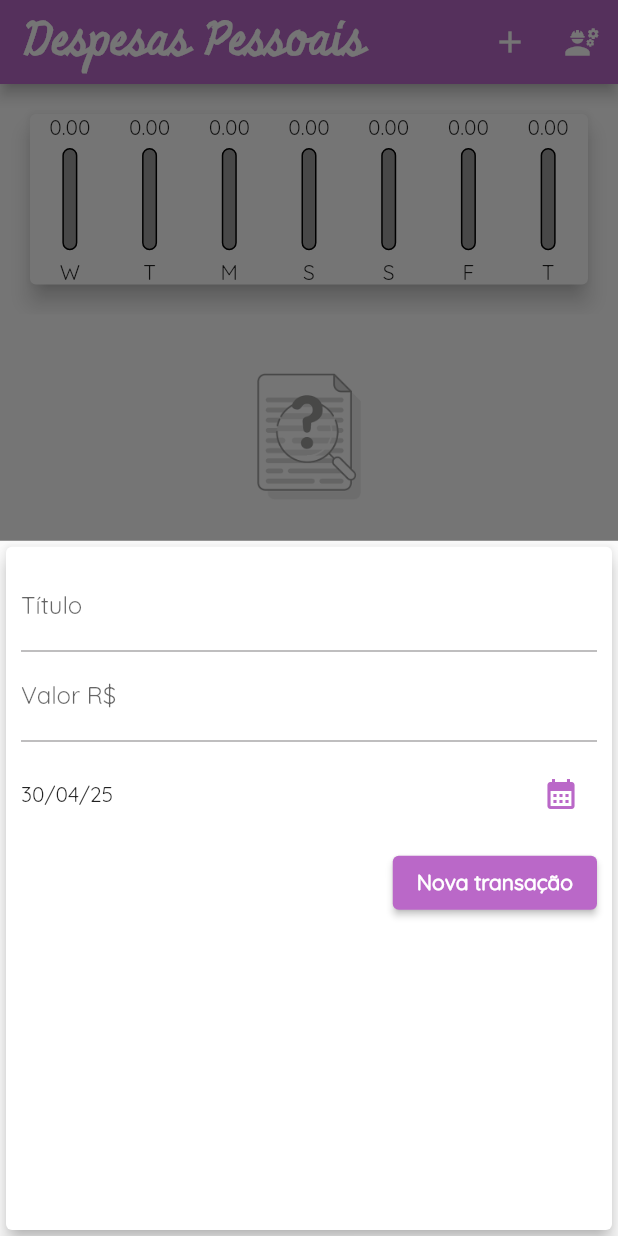
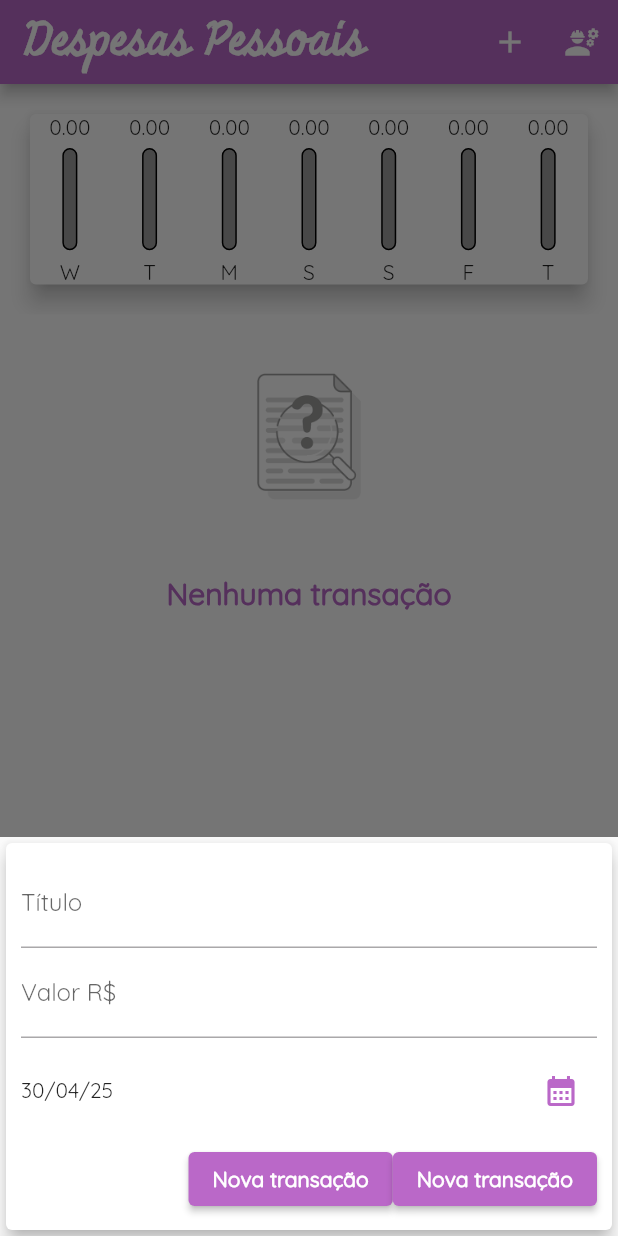
Before and after one commit to dte005/MyExpenses, a Flutter app: the screen it shows after launch, after a tap on the "add" icon, on a phone screen of 412 x 824 dp. Run offline on Flutter 3.47's test engine with Material 3 defaults, Android fonts, the phone set to English and light mode, and no system bars.

Commit message:
ajustando aplicacao para IOS

```diff
--- /dev/null
+++ b/lib/components/adaptative_button.dart
@@ -0,0 +1,28 @@
+import 'dart:io';
+
+import 'package:flutter/cupertino.dart';
+import 'package:flutter/material.dart';
+
+class AdaptativeButton extends StatelessWidget {
+  final String? label;
+  final void Function()? onPressed;
+
+  AdaptativeButton({this.label, this.onPressed});
+
+  @override
+  Widget build(BuildContext context) {
+    return (Platform.isIOS
+        ? CupertinoButton(
+          onPressed: onPressed,
+          child: Text(this.label!),
+          color: Theme.of(context).primaryColor,
+        )
+        : ElevatedButton(
+          onPressed: onPressed,
+          child: Text(
+            'Nova transação',
+            style: TextStyle(color: Colors.white, fontWeight: FontWeight.bold),
+          ),
+        ));
+  }
+}
--- a/lib/components/chart.dart
+++ b/lib/components/chart.dart
@@ -7,7 +7,7 @@ import 'chart_bar.dart';
 class Chart extends StatelessWidget {
   final List<Transaction> recentTransactions;
 
-  const Chart(this.recentTransactions);
+  const Chart(this.recentTransactions, {super.key});
 
   List<Map<String, Object>> get groupedTransactions {
     return List.generate(7, (index) {
--- a/lib/components/chart_bar.dart
+++ b/lib/components/chart_bar.dart
@@ -5,7 +5,12 @@ class ChartBar extends StatelessWidget {
   final double value;
   final double percentage;
 
-  const ChartBar({this.label = "", this.value = 0.0, this.percentage = 0.0});
+  const ChartBar({
+    super.key,
+    this.label = "",
+    this.value = 0.0,
+    this.percentage = 0.0,
+  });
 
   @override
   Widget build(BuildContext context) {
--- a/lib/components/transaction_form.dart
+++ b/lib/components/transaction_form.dart
@@ -1,11 +1,14 @@
 import 'package:flutter/material.dart';
 import 'package:intl/intl.dart';
 
+import './adaptative_button.dart';
+
 class TransactionForm extends StatefulWidget {
   final Function(String, double, DateTime) onSubmit;
-  const TransactionForm(this.onSubmit);
+  const TransactionForm(this.onSubmit, {super.key});
 
   @override
+  // ignore: library_private_types_in_public_api
   _TransactionForm createState() => _TransactionForm();
 }
 
@@ -17,7 +20,7 @@ class _TransactionForm extends State<TransactionForm> {
   _onSubmit() {
     final title = titleController.text;
     final value = double.tryParse(valueController.text) ?? 0.0;
-    if (title.isEmpty || value <= 0 || _selectedDate == null) {
+    if (title.isEmpty || value <= 0) {
       return;
     }
     //Recebe widget por heranca do state do component Statefull
@@ -40,10 +43,16 @@ class _TransactionForm extends State<TransactionForm> {
 
   @override
   Widget build(BuildContext context) {
-    return Card(
+    return SingleChildScrollView(
+      child: Card(
         elevation: 5,
         child: Padding(
-        padding: EdgeInsets.all(10),
+          padding: EdgeInsets.only(
+            top: 10,
+            right: 10,
+            left: 10,
+            bottom: 10 + MediaQuery.of(context).viewInsets.bottom,
+          ),
           child: Column(
             children: <Widget>[
               TextField(
@@ -65,11 +74,7 @@ class _TransactionForm extends State<TransactionForm> {
                 child: Row(
                   mainAxisAlignment: MainAxisAlignment.spaceBetween,
                   children: <Widget>[
-                  Text(
-                    _selectedDate == null
-                        ? "Nenhuma data selecionada"
-                        : DateFormat('dd/MM/yy').format(_selectedDate),
-                  ),
+                    Text(DateFormat('dd/MM/yy').format(_selectedDate)),
                     IconButton(
                       icon: const Icon(Icons.calendar_month),
                       color: Theme.of(context).colorScheme.primary,
@@ -82,6 +87,10 @@ class _TransactionForm extends State<TransactionForm> {
               Row(
                 mainAxisAlignment: MainAxisAlignment.end,
                 children: <Widget>[
+                  AdaptativeButton(
+                    label: 'Nova transação',
+                    onPressed: _onSubmit,
+                  ),
                   ElevatedButton(
                     onPressed: _onSubmit,
                     child: Text(
@@ -97,6 +106,7 @@ class _TransactionForm extends State<TransactionForm> {
             ],
           ),
         ),
+      ),
     );
   }
 }
--- a/lib/components/transaction_list.dart
+++ b/lib/components/transaction_list.dart
@@ -7,7 +7,7 @@ class TransactionList extends StatelessWidget {
   final List<Transaction> transactions;
   final void Function(String) onRemove;
 
-  const TransactionList(this.transactions, this.onRemove);
+  const TransactionList(this.transactions, this.onRemove, {super.key});
 
   Widget handlerRenderNoTransaction(BuildContext context) {
     return LayoutBuilder(
@@ -96,11 +96,17 @@ class TransactionList extends StatelessWidget {
                     child: Column(
                       crossAxisAlignment: CrossAxisAlignment.end,
                       children: <Widget>[
-                        IconButton(
-                          icon: Icon(Icons.delete),
-                          color: Theme.of(context).colorScheme.primary,
-                          onPressed: () => onRemove(item.id),
-                        ),
+                        MediaQuery.of(context).size.width > 480
+                            ? TextButton.icon(
+                              icon: Icon(Icons.delete),
+                              onPressed: () => onRemove(item.id),
+                              label: Text("Excluir"),
+                            )
+                            : IconButton(
+                              icon: Icon(Icons.delete),
+                              color: Theme.of(context).colorScheme.primary,
+                              onPressed: () => onRemove(item.id),
+                            ),
                       ],
                     ),
                   ),
--- a/lib/home_page.dart
+++ b/lib/home_page.dart
@@ -1,5 +1,7 @@
+import 'dart:io';
 import 'dart:math';
 
+import 'package:flutter/cupertino.dart';
 import 'package:flutter/material.dart';
 import 'package:myexpenses/components/transaction_form.dart';
 import 'package:myexpenses/components/transaction_list.dart';
@@ -11,6 +13,7 @@ class HomePage extends StatefulWidget {
   const HomePage({super.key});
 
   @override
+  // ignore: library_private_types_in_public_api
   _HomePage createState() => _HomePage();
 }
 
@@ -53,11 +56,35 @@ class _HomePage extends State<HomePage> {
     });
   }
 
+  Widget _getIconButton(IconData icon, Function() fn) {
+    return Platform.isIOS
+        ? GestureDetector(onTap: fn, child: Icon(icon))
+        : IconButton(onPressed: fn, icon: Icon(icon));
+  }
+
   @override
   Widget build(BuildContext context) {
-    final _isLandScape =
+    final isLandScape =
         MediaQuery.of(context).orientation == Orientation.landscape;
-    final appBar = AppBar(
+
+    final iconList = Platform.isIOS ? CupertinoIcons.news : Icons.list;
+    final iconChart =
+        Platform.isIOS ? CupertinoIcons.chart_pie : Icons.pie_chart;
+
+    final List<Widget> actionsBar = [
+      _getIconButton(
+        Platform.isIOS ? CupertinoIcons.add : Icons.add,
+        () => _openTransactionFormModal(context),
+      ),
+      _getIconButton(Icons.engineering, () => {}),
+      if (isLandScape)
+        _getIconButton(
+          _showGraphBar ? iconList : iconChart,
+          () => setState(() => _showGraphBar = !_showGraphBar),
+        ),
+    ];
+
+    final PreferredSizeWidget appBar = AppBar(
       title: Text(
         "Despesas Pessoais",
         style: TextStyle(
@@ -67,51 +94,46 @@ class _HomePage extends State<HomePage> {
           color: Theme.of(context).appBarTheme.foregroundColor,
         ),
       ),
-      //Adicionando no menu uma acao baseada na funcao passada e no icone que representa
-      actions: <Widget>[
-        IconButton(
-          onPressed: () => _openTransactionFormModal(context),
-          icon: Icon(Icons.add),
-        ),
-        IconButton(onPressed: () => {}, icon: Icon(Icons.engineering)),
-        if (_isLandScape)
-          IconButton(
-            onPressed:
-                () => {
-                  setState(() {
-                    _showGraphBar = !_showGraphBar;
-                  }),
-                },
-            icon: Icon(_showGraphBar ? Icons.list : Icons.pie_chart),
-          ),
-      ],
+      actions: actionsBar,
     );
     final availableHeight =
         MediaQuery.of(context).size.height -
         appBar.preferredSize.height -
         MediaQuery.of(context).padding.top;
 
-    return Scaffold(
-      backgroundColor: Colors.white,
-      appBar: appBar,
-      body: SingleChildScrollView(
+    final bodyPage = SafeArea(
+      child: SingleChildScrollView(
         child: Column(
           crossAxisAlignment: CrossAxisAlignment.stretch,
           children: <Widget>[
-            if (_showGraphBar || !_isLandScape)
+            if (_showGraphBar || !isLandScape)
               Container(
-                height: availableHeight * (_isLandScape ? 0.7 : 0.2),
+                height: availableHeight * (isLandScape ? 0.7 : 0.2),
                 decoration: BoxDecoration(color: Colors.white),
                 child: Chart(_recentTransactions),
               ),
-            if (!_showGraphBar || !_isLandScape)
+            if (!_showGraphBar || !isLandScape)
               Container(
-                height: availableHeight * 0.8,
+                height: availableHeight * (isLandScape ? 1 : 0.8),
                 child: TransactionList(_transactions, _removeTransaction),
               ),
           ],
         ),
       ),
+    );
+
+    return Platform.isIOS
+        ? CupertinoPageScaffold(
+          navigationBar: CupertinoNavigationBar(
+            middle: Text('Despesas Pessoais'),
+            trailing: Row(mainAxisSize: MainAxisSize.min, children: actionsBar),
+          ),
+          child: bodyPage,
+        )
+        : Scaffold(
+          backgroundColor: Colors.white,
+          appBar: appBar,
+          body: bodyPage,
           //Aiciona um botato na parte de baixo da tela automaticamente
           floatingActionButton: FloatingActionButton(
             onPressed: () => _openTransactionFormModal(context),
```
Lines whose indentation alone changed are shown as unchanged.
